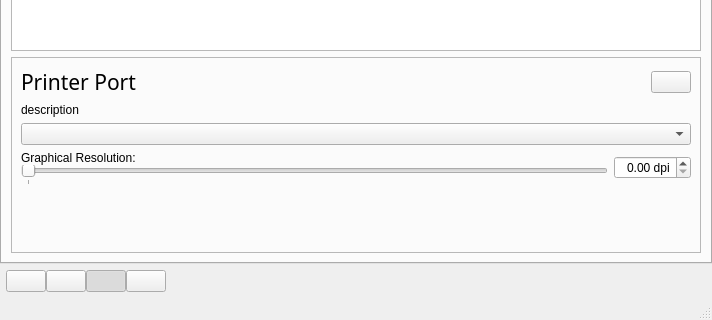
Old version of the form main.ui in the repository openMSX/catapult; both pictures show x 0 to 712 and y 195 to 515 of the 712 by 515 pixel window.
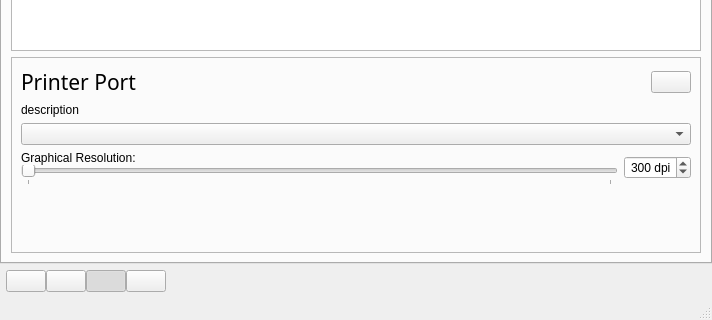
New version of the form. The open tabs and pages were chosen to show the change. Icons and pictures are not drawn.

Commit message: Updated print-resolution setting to be integer instead of float

```diff
--- a/main.ui
+++ b/main.ui
@@ -1686,23 +1686,26 @@
                      <enum>QSlider::TicksBelow</enum>
                     </property>
                     <property name="tickInterval" >
-                     <number>10000</number>
+                     <number>100</number>
                     </property>
                    </widget>
                   </item>
                  </layout>
                 </item>
                 <item>
-                 <widget class="QDoubleSpinBox" name="printerResolutionSpinBox" >
+                 <widget class="QSpinBox" name="printerResolutionSpinBox" >
                   <property name="alignment" >
                    <set>Qt::AlignRight|Qt::AlignTrailing|Qt::AlignVCenter</set>
                   </property>
-                  <property name="prefix" >
-                   <string/>
-                  </property>
                   <property name="suffix" >
                    <string> dpi</string>
                   </property>
+                  <property name="maximum" >
+                   <number>999</number>
+                  </property>
+                  <property name="value" >
+                   <number>300</number>
+                  </property>
                  </widget>
                 </item>
                </layout>
```
The commit also changes 1 other file.
